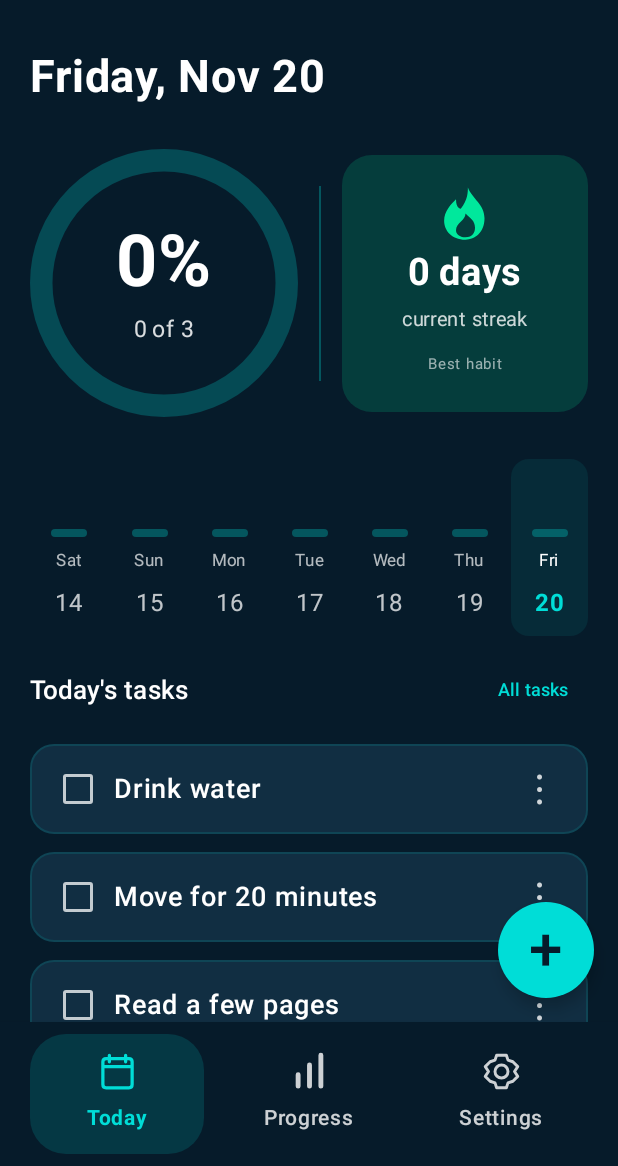
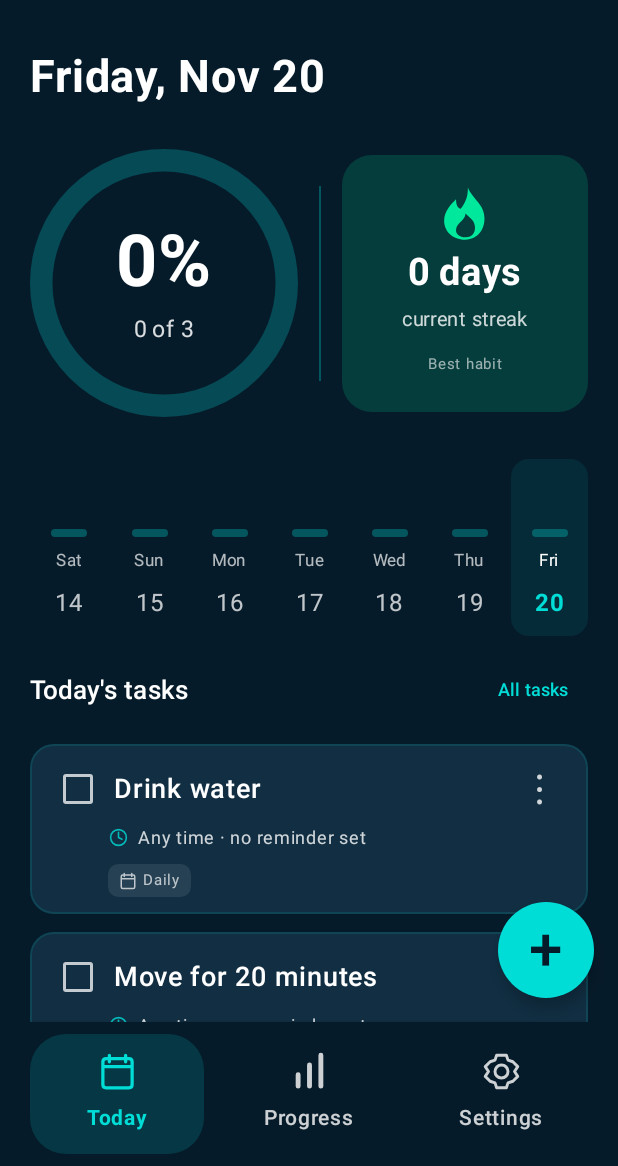
Before and after one commit to devmuhammad011/Day-by-Day, an Android app built with Jetpack Compose: the screen it shows after launch (MainActivity), after a tap on "Skip", on a phone screen of 412 x 824 dp, the part 70-1236 px from its top. Run offline under Robolectric (Android 15) with nearby library versions, the phone set to English and light mode, and no system bars; pictures from the network do not load.

Commit message:
Show task work times reminders and compact focus voice schedule badges

```diff
--- a/app/build.gradle.kts
+++ b/app/build.gradle.kts
@@ -9,8 +9,8 @@ android {
         applicationId = "com.novastack.daybyday"
         minSdk = 26
         targetSdk = 35
-        versionCode = 10
-        versionName = "2.8"
+        versionCode = 11
+        versionName = "2.9"
     }
     buildFeatures { compose = true }
     compileOptions { sourceCompatibility = JavaVersion.VERSION_17; targetCompatibility = JavaVersion.VERSION_17 }
--- a/app/src/main/java/com/novastack/daybyday/MainActivity.kt
+++ b/app/src/main/java/com/novastack/daybyday/MainActivity.kt
@@ -312,7 +312,7 @@ private fun DayByDay(activity: MainActivity) {
                         TextButton(onClick = { openExternal("mailto:mumgloballink@gmail.com?subject=DailyStride%20support", email = true) }) { Text("Email Nova Stack") }
                         Text("mumgloballink@gmail.com", fontSize = 12.sp)
                     } }
-                    item { Text("DailyStride • Version 2.8\nSmall steps. Lasting change.", color = colors.primary, modifier = Modifier.padding(vertical = 16.dp)) }
+                    item { Text("DailyStride • Version 2.9\nSmall steps. Lasting change.", color = colors.primary, modifier = Modifier.padding(vertical = 16.dp)) }
                 }
             }
         }
@@ -427,6 +427,7 @@ private fun WeekSelector(habits: List<Habit>, today: LocalDate, selected: LocalD
     }
 }
 
+@OptIn(ExperimentalLayoutApi::class)
 @Composable
 private fun HabitCard(h: Habit, selected: LocalDate, today: LocalDate, toggle: () -> Unit, edit: () -> Unit, delete: () -> Unit) {
     val context = LocalContext.current
@@ -441,12 +442,7 @@ private fun HabitCard(h: Habit, selected: LocalDate, today: LocalDate, toggle: (
                     modifier = Modifier.semantics { contentDescription = "Complete ${h.name} for $selected" })
                 Column(Modifier.weight(1f).padding(vertical = 7.dp)) {
                     Text(h.name, fontWeight = FontWeight.SemiBold, fontSize = 18.sp, lineHeight = 23.sp)
-                    val details = buildList {
-                        if (!h.scheduled(selected)) add("Not scheduled on this day")
-                        (h.plannedStart ?: h.reminder)?.let { add(LocalTime.parse(it).format(timeFormat)) }
-                        if (h.voice) add("Voice reminder")
-                    }
-                    if (details.isNotEmpty()) Text(details.joinToString(" • "), fontSize = 11.sp, color = colors.onSurface.copy(alpha = 0.65f))
+                    if (!h.scheduled(selected)) Text("Not scheduled on this day", fontSize = 11.sp, color = colors.onSurface.copy(alpha = 0.65f))
                 }
                 Box {
                     IconButton(onClick = { menu = true }, modifier = Modifier.semantics { contentDescription = "Options for ${h.name}" }) { Text("⋮", fontSize = 27.sp, color = colors.onSurface.copy(alpha = 0.8f)) }
@@ -456,11 +452,54 @@ private fun HabitCard(h: Habit, selected: LocalDate, today: LocalDate, toggle: (
                     }
                 }
             }
+            Column(Modifier.fillMaxWidth().padding(start = 44.dp, end = 8.dp), verticalArrangement = Arrangement.spacedBy(5.dp)) {
+                val workStart = h.plannedStart ?: h.reminder?.takeIf { h.durationMinutes > 0 }
+                if (workStart != null) {
+                    val start = LocalTime.parse(workStart)
+                    val end = start.plusMinutes(h.durationMinutes.toLong())
+                    val nextDay = start.toSecondOfDay() + h.durationMinutes * 60 >= 86400
+                    val workText = "Work: ${start.format(timeFormat)}" + if (h.durationMinutes > 0) " – ${end.format(timeFormat)}${if (nextDay) " (+1 day)" else ""}" else ""
+                    TaskDetailLine(R.drawable.ic_task_clock, workText)
+                }
+                h.reminder?.let { reminder -> TaskDetailLine(R.drawable.ic_task_bell, "Reminder: ${LocalTime.parse(reminder).format(timeFormat)}") }
+                if (workStart == null && h.reminder == null) TaskDetailLine(R.drawable.ic_task_clock, "Any time · no reminder set")
+                if (h.created > today) TaskDetailLine(R.drawable.ic_nav_today, "Starts ${h.created.format(DateTimeFormatter.ofPattern("MMM d, yyyy"))}")
+                FlowRow(horizontalArrangement = Arrangement.spacedBy(6.dp), verticalArrangement = Arrangement.spacedBy(6.dp), modifier = Modifier.padding(top = 3.dp, bottom = 5.dp)) {
+                    if (h.durationMinutes > 0) {
+                        val hours = h.durationMinutes / 60
+                        val minutes = h.durationMinutes % 60
+                        val duration = listOfNotNull(if (hours > 0) "${hours}h" else null, if (minutes > 0) "${minutes}m" else null).joinToString(" ")
+                        TaskBadge(R.drawable.ic_task_timer, "Focus · $duration", colors.primary)
+                    }
+                    if (h.voice && h.reminder != null) TaskBadge(R.drawable.ic_task_voice, "Voice reminder", colors.secondary)
+                    val repeat = if (h.days.size == 7) "Daily" else h.days.sorted().joinToString(" · ") { DayOfWeek.of(it).name.take(3).lowercase().replaceFirstChar(Char::uppercase) }
+                    TaskBadge(R.drawable.ic_nav_today, repeat, colors.onSurface.copy(alpha = 0.7f))
+                }
+            }
             if (h.durationMinutes > 0) {
                 TextButton(onClick = { context.startActivity(Intent(context, TimerActivity::class.java).putExtra("habitId", h.id)) }, modifier = Modifier.padding(start = 44.dp)) {
-                    Text("▶  Start / open timer · ${h.durationMinutes / 60}h ${h.durationMinutes % 60}m", fontSize = 12.sp)
+                    Text("▶  Start / open timer", fontSize = 12.sp)
                 }
             }
+        }
+    }
+}
+
+@Composable
+private fun TaskDetailLine(icon: Int, label: String) {
+    val color = MaterialTheme.colorScheme.onSurface.copy(alpha = 0.8f)
+    Row(Modifier.fillMaxWidth(), verticalAlignment = Alignment.Top, horizontalArrangement = Arrangement.spacedBy(6.dp)) {
+        Icon(painterResource(icon), contentDescription = null, tint = MaterialTheme.colorScheme.primary.copy(alpha = 0.8f), modifier = Modifier.padding(top = 1.dp).size(14.dp))
+        Text(label, fontSize = 12.sp, lineHeight = 17.sp, color = color, modifier = Modifier.weight(1f))
+    }
+}
+
+@Composable
+private fun TaskBadge(icon: Int, label: String, accent: Color) {
+    Surface(color = accent.copy(alpha = 0.09f), shape = RoundedCornerShape(7.dp)) {
+        Row(Modifier.padding(horizontal = 7.dp, vertical = 4.dp), verticalAlignment = Alignment.CenterVertically, horizontalArrangement = Arrangement.spacedBy(4.dp)) {
+            Icon(painterResource(icon), contentDescription = null, tint = accent, modifier = Modifier.size(12.dp))
+            Text(label, fontSize = 10.sp, lineHeight = 14.sp, color = accent)
         }
     }
 }
--- /dev/null
+++ b/app/src/main/res/drawable/ic_task_bell.xml
@@ -0,0 +1 @@
+<vector xmlns:android="http://schemas.android.com/apk/res/android" android:width="24dp" android:height="24dp" android:viewportWidth="24" android:viewportHeight="24"><path android:fillColor="@android:color/transparent" android:strokeColor="#FFFFFF" android:strokeWidth="1.8" android:strokeLineCap="round" android:strokeLineJoin="round" android:pathData="M5,17 L7,14 L7,9 A5,5 0,0 1,17 9 L17,14 L19,17 Z M10,20 Q12,23 14,20 M12,2 L12,4"/></vector>
--- /dev/null
+++ b/app/src/main/res/drawable/ic_task_clock.xml
@@ -0,0 +1 @@
+<vector xmlns:android="http://schemas.android.com/apk/res/android" android:width="24dp" android:height="24dp" android:viewportWidth="24" android:viewportHeight="24"><path android:fillColor="@android:color/transparent" android:strokeColor="#FFFFFF" android:strokeWidth="1.8" android:strokeLineCap="round" android:strokeLineJoin="round" android:pathData="M21,12 A9,9 0,1 1,3 12 A9,9 0,1 1,21 12 M12,6 L12,12 L16,14"/></vector>
--- /dev/null
+++ b/app/src/main/res/drawable/ic_task_timer.xml
@@ -0,0 +1 @@
+<vector xmlns:android="http://schemas.android.com/apk/res/android" android:width="24dp" android:height="24dp" android:viewportWidth="24" android:viewportHeight="24"><path android:fillColor="@android:color/transparent" android:strokeColor="#FFFFFF" android:strokeWidth="1.8" android:strokeLineCap="round" android:strokeLineJoin="round" android:pathData="M20,14 A8,8 0,1 1,4 14 A8,8 0,1 1,20 14 M12,14 L12,9 M9,2 L15,2 M12,2 L12,6 M18,7 L20,5"/></vector>
--- /dev/null
+++ b/app/src/main/res/drawable/ic_task_voice.xml
@@ -0,0 +1 @@
+<vector xmlns:android="http://schemas.android.com/apk/res/android" android:width="24dp" android:height="24dp" android:viewportWidth="24" android:viewportHeight="24"><path android:fillColor="@android:color/transparent" android:strokeColor="#FFFFFF" android:strokeWidth="1.8" android:strokeLineCap="round" android:strokeLineJoin="round" android:pathData="M3,9 L7,9 L12,5 L12,19 L7,15 L3,15 Z M16,8 Q20,12 16,16 M19,5 Q25,12 19,19"/></vector>
```
Also changed, not shown: 1 other file.
